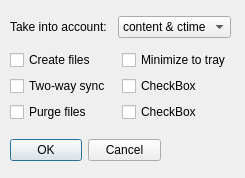
First picture: the form in Dialog_s.ui, repository Chillwind132/FileSync_ARS, before the edit.
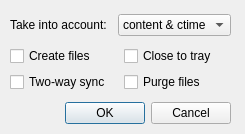
Second picture: the form after the edit.

What changed in the file:
```diff
--- a/Dialog_s.ui
+++ b/Dialog_s.ui
@@ -7,28 +7,12 @@
     <x>0</x>
     <y>0</y>
     <width>245</width>
-    <height>178</height>
+    <height>134</height>
    </rect>
   </property>
   <property name="windowTitle">
    <string>Dialog</string>
   </property>
-  <widget class="QDialogButtonBox" name="buttonBox">
-   <property name="geometry">
-    <rect>
-     <x>10</x>
-     <y>130</y>
-     <width>151</width>
-     <height>41</height>
-    </rect>
-   </property>
-   <property name="orientation">
-    <enum>Qt::Horizontal</enum>
-   </property>
-   <property name="standardButtons">
-    <set>QDialogButtonBox::Cancel|QDialogButtonBox::Ok</set>
-   </property>
-  </widget>
   <widget class="QWidget" name="layoutWidget">
    <property name="geometry">
     <rect>
@@ -61,20 +45,6 @@
     </item>
     <item row="1" column="0">
      <layout class="QGridLayout" name="gridLayout">
-      <item row="2" column="0">
-       <widget class="QCheckBox" name="checkBox_purge">
-        <property name="text">
-         <string>Purge files</string>
-        </property>
-       </widget>
-      </item>
-      <item row="2" column="1">
-       <widget class="QCheckBox" name="checkBox_6">
-        <property name="text">
-         <string>CheckBox</string>
-        </property>
-       </widget>
-      </item>
       <item row="1" column="0">
        <widget class="QCheckBox" name="checkBox_twoway">
         <property name="text">
@@ -92,19 +62,29 @@
       <item row="0" column="1">
        <widget class="QCheckBox" name="checkBox_minimize">
         <property name="text">
-         <string>Minimize to tray</string>
+         <string>Close to tray</string>
         </property>
        </widget>
       </item>
       <item row="1" column="1">
-       <widget class="QCheckBox" name="checkBox_5">
+       <widget class="QCheckBox" name="checkBox_purge">
         <property name="text">
-         <string>CheckBox</string>
+         <string>Purge files</string>
         </property>
        </widget>
       </item>
      </layout>
     </item>
+    <item row="2" column="0">
+     <widget class="QDialogButtonBox" name="buttonBox">
+      <property name="orientation">
+       <enum>Qt::Horizontal</enum>
+      </property>
+      <property name="standardButtons">
+       <set>QDialogButtonBox::Cancel|QDialogButtonBox::Ok</set>
+      </property>
+     </widget>
+    </item>
    </layout>
   </widget>
  </widget>
```
